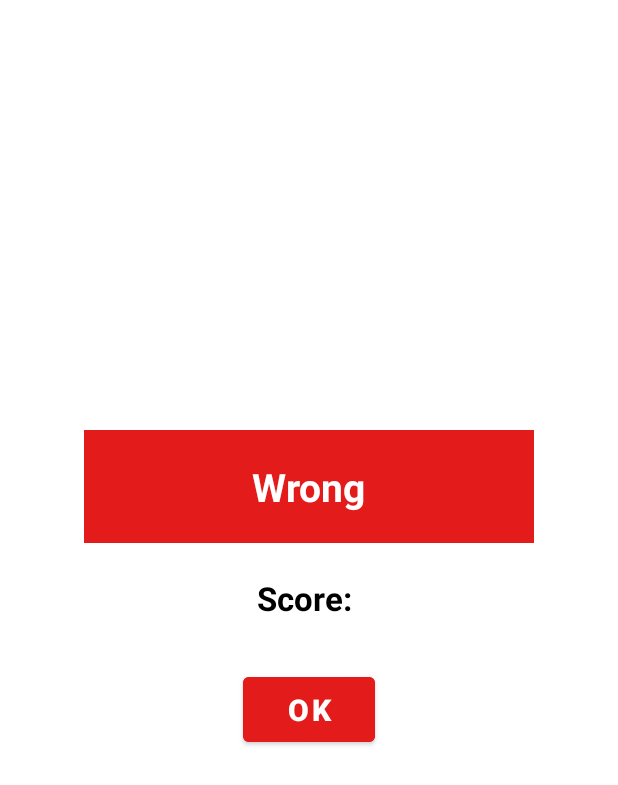
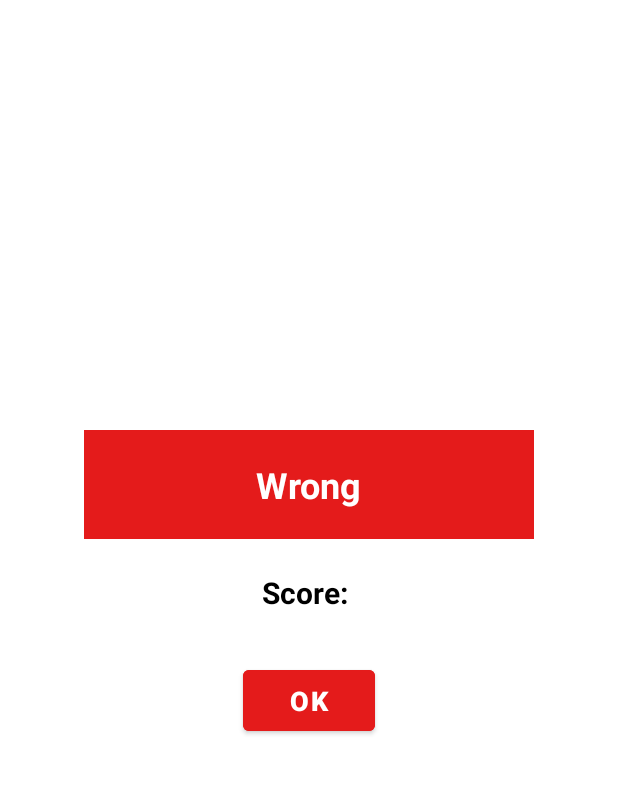
Before and after one commit to ArbeenaKhanum/QuizApp, an Android app: the layout wrong_dialog.xml on its own in the app's theme, with its tools: preview values and no code run, on a phone screen of 412 x 824 dp. Shown: the top 785 px of the screen. Run offline under Robolectric (Android 15) with nearby library versions, the phone set to English and light mode, and no system bars.

Commit message:
Dialogs modified

```diff
--- a/OuizAppProject/app/src/main/java/com/example/quizapp/dialogs/WrongScoreDialog.java
+++ b/OuizAppProject/app/src/main/java/com/example/quizapp/dialogs/WrongScoreDialog.java
@@ -25,7 +25,7 @@ public class WrongScoreDialog {
         wrongScoreDialog = new Dialog(mContext);
         wrongScoreDialog.setContentView(R.layout.wrong_dialog);
         tvWrongScore = wrongScoreDialog.findViewById(R.id.tvCorrectAnswerDialog);
-        tvWrongScore.setText("Correct Answer" + correctAnswer);
+        tvWrongScore.setText("Correct Answer: " + correctAnswer);
 
         final Button btnFinalScore = wrongScoreDialog.findViewById(R.id.ibWrongDialog);
         btnFinalScore.setOnClickListener(new View.OnClickListener() {
--- a/OuizAppProject/app/src/main/res/layout/correct_dialog.xml
+++ b/OuizAppProject/app/src/main/res/layout/correct_dialog.xml
@@ -20,7 +20,7 @@
             android:layout_gravity="center"
             android:text="Correct"
             android:textColor="@color/white"
-            android:textSize="26sp"
+            android:textSize="24sp"
             android:textStyle="bold" />
 
     </LinearLayout>
@@ -39,7 +39,7 @@
         android:paddingBottom="10dp"
         android:text="Score: "
         android:textColor="@color/black"
-        android:textSize="22sp"
+        android:textSize="20sp"
         android:textStyle="bold" />
 
     <Button
@@ -52,7 +52,7 @@
         android:padding="8dp"
         android:text="OK"
         android:textColor="@color/white"
-        android:textSize="20sp"
+        android:textSize="18sp"
         android:textStyle="bold" />
 
 </LinearLayout>
--- a/OuizAppProject/app/src/main/res/layout/final_score_dialog.xml
+++ b/OuizAppProject/app/src/main/res/layout/final_score_dialog.xml
@@ -20,7 +20,7 @@
             android:layout_gravity="center"
             android:text="Your Final Score"
             android:textColor="@color/white"
-            android:textSize="26sp"
+            android:textSize="24sp"
             android:textStyle="bold" />
 
     </LinearLayout>
@@ -37,7 +37,7 @@
         android:paddingBottom="10dp"
         android:text="Final Score: "
         android:textColor="@color/black"
-        android:textSize="22sp"
+        android:textSize="20sp"
         android:textStyle="bold" />
 
     <Button
@@ -50,7 +50,7 @@
         android:padding="8dp"
         android:text="OK"
         android:textColor="@color/white"
-        android:textSize="20sp"
+        android:textSize="18sp"
         android:textStyle="bold" />
 
 </LinearLayout>
--- a/OuizAppProject/app/src/main/res/layout/wrong_dialog.xml
+++ b/OuizAppProject/app/src/main/res/layout/wrong_dialog.xml
@@ -20,7 +20,7 @@
             android:layout_gravity="center"
             android:text="Wrong"
             android:textColor="@color/white"
-            android:textSize="26sp"
+            android:textSize="24sp"
             android:textStyle="bold" />
 
     </LinearLayout>
@@ -31,15 +31,13 @@
         android:layout_height="wrap_content"
         android:layout_gravity="center"
         android:layout_margin="12dp"
-        android:ellipsize="end"
         android:paddingLeft="20dp"
         android:paddingTop="10dp"
         android:paddingRight="20dp"
         android:paddingBottom="10dp"
-        android:singleLine="true"
         android:text="Score: "
         android:textColor="@color/black"
-        android:textSize="22sp"
+        android:textSize="20sp"
         android:textStyle="bold" />
 
     <Button
@@ -52,7 +50,7 @@
         android:padding="8dp"
         android:text="OK"
         android:textColor="@color/white"
-        android:textSize="20sp"
+        android:textSize="18sp"
         android:textStyle="bold" />
 
 </LinearLayout>
```
